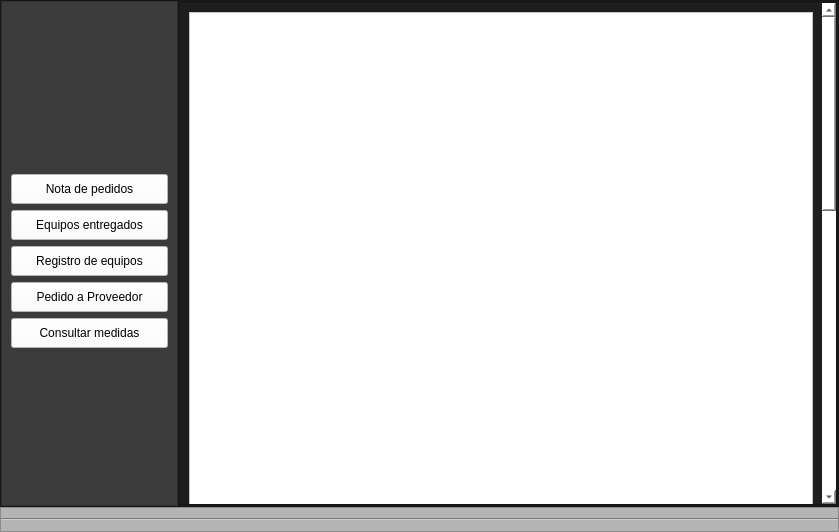
Old version of the form Interface/guimain.ui in the repository 0402038084/Orders-note-PramsoGUI.
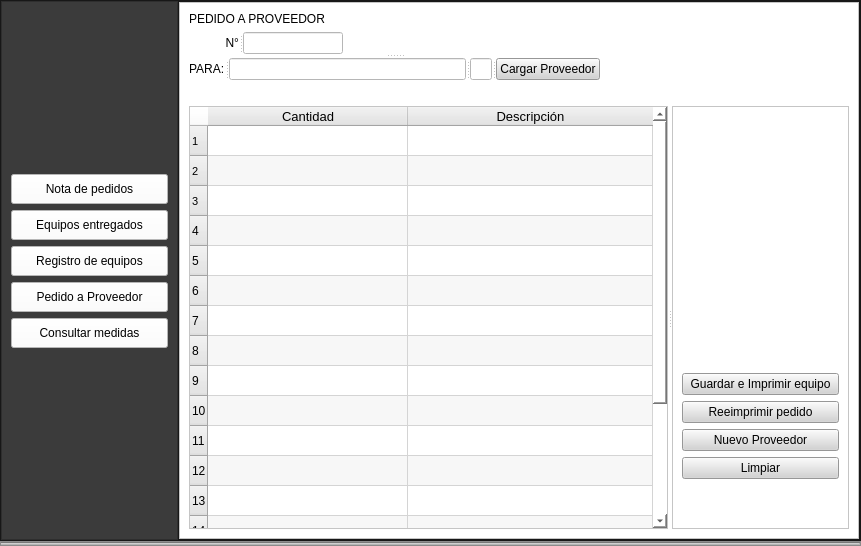
New version of the form. The open tabs and pages were chosen to show the change. Icons and pictures are not drawn.

Patch:
```diff
--- a/Interface/guimain.ui
+++ b/Interface/guimain.ui
@@ -6,8 +6,8 @@
    <rect>
     <x>0</x>
     <y>0</y>
-    <width>839</width>
-    <height>532</height>
+    <width>861</width>
+    <height>546</height>
    </rect>
   </property>
   <property name="minimumSize">
@@ -24,7 +24,7 @@
     <normaloff>Icons/pramso_1.ico</normaloff>Icons/pramso_1.ico</iconset>
   </property>
   <widget class="QWidget" name="framesprincipales">
-   <layout class="QVBoxLayout" name="verticalLayout" stretch="20,1">
+   <layout class="QVBoxLayout" name="verticalLayout" stretch="0,0">
     <property name="spacing">
      <number>0</number>
     </property>
@@ -992,46 +992,824 @@
                <number>0</number>
               </property>
               <item>
-               <widget class="QScrollArea" name="scrollArea">
+               <widget class="QFrame" name="frame">
                 <property name="styleSheet">
-                 <string notr="true">QScrollBar:vertical{
-background-color: rgb(255, 255, 255);
-}</string>
+                 <string notr="true">background-color: rgb(255, 255, 255);</string>
                 </property>
-                <property name="widgetResizable">
-                 <bool>true</bool>
+                <property name="frameShape">
+                 <enum>QFrame::StyledPanel</enum>
                 </property>
-                <widget class="QWidget" name="scrollAreaWidgetContents_2">
-                 <property name="geometry">
-                  <rect>
-                   <x>0</x>
-                   <y>0</y>
-                   <width>639</width>
-                   <height>1218</height>
-                  </rect>
-                 </property>
-                 <layout class="QHBoxLayout" name="horizontalLayout_3">
-                  <item>
-                   <widget class="QFrame" name="frame">
+                <property name="frameShadow">
+                 <enum>QFrame::Raised</enum>
+                </property>
+                <layout class="QVBoxLayout" name="verticalLayout_20">
+                 <item>
+                  <widget class="QLabel" name="label_6">
+                   <property name="maximumSize">
+                    <size>
+                     <width>16777215</width>
+                     <height>25</height>
+                    </size>
+                   </property>
+                   <property name="styleSheet">
+                    <string notr="true">font: 87 16pt &quot;Arial Black&quot;;
+color: rgb(0, 0, 0);</string>
+                   </property>
+                   <property name="text">
+                    <string>PEDIDO A PROVEEDOR</string>
+                   </property>
+                  </widget>
+                 </item>
+                 <item>
+                  <widget class="QSplitter" name="splitter_4">
+                   <property name="orientation">
+                    <enum>Qt::Vertical</enum>
+                   </property>
+                   <widget class="QSplitter" name="splitter">
+                    <property name="orientation">
+                     <enum>Qt::Horizontal</enum>
+                    </property>
+                    <widget class="QLabel" name="label_8">
+                     <property name="maximumSize">
+                      <size>
+                       <width>50</width>
+                       <height>25</height>
+                      </size>
+                     </property>
+                     <property name="styleSheet">
+                      <string notr="true">font: 87 11pt &quot;Arial Black&quot;;</string>
+                     </property>
+                     <property name="text">
+                      <string>N°</string>
+                     </property>
+                     <property name="alignment">
+                      <set>Qt::AlignRight|Qt::AlignTrailing|Qt::AlignVCenter</set>
+                     </property>
+                    </widget>
+                    <widget class="QLineEdit" name="n_prov">
+                     <property name="maximumSize">
+                      <size>
+                       <width>100</width>
+                       <height>25</height>
+                      </size>
+                     </property>
+                     <property name="styleSheet">
+                      <string notr="true">font: 11pt &quot;Arial&quot;;</string>
+                     </property>
+                     <property name="text">
+                      <string/>
+                     </property>
+                    </widget>
+                   </widget>
+                   <widget class="QSplitter" name="splitter_2">
+                    <property name="orientation">
+                     <enum>Qt::Horizontal</enum>
+                    </property>
+                    <widget class="QLabel" name="label_9">
+                     <property name="maximumSize">
+                      <size>
+                       <width>50</width>
+                       <height>25</height>
+                      </size>
+                     </property>
+                     <property name="styleSheet">
+                      <string notr="true">font: 87 11pt &quot;Arial Black&quot;;</string>
+                     </property>
+                     <property name="text">
+                      <string>PARA:</string>
+                     </property>
+                    </widget>
+                    <widget class="QLineEdit" name="lineEdit_3">
+                     <property name="minimumSize">
+                      <size>
+                       <width>237</width>
+                       <height>0</height>
+                      </size>
+                     </property>
+                     <property name="maximumSize">
+                      <size>
+                       <width>16777215</width>
+                       <height>25</height>
+                      </size>
+                     </property>
+                     <property name="styleSheet">
+                      <string notr="true">font: 11pt &quot;Arial&quot;;</string>
+                     </property>
+                     <property name="text">
+                      <string/>
+                     </property>
+                    </widget>
+                    <widget class="QLineEdit" name="id_prov">
+                     <property name="maximumSize">
+                      <size>
+                       <width>40</width>
+                       <height>16777215</height>
+                      </size>
+                     </property>
+                    </widget>
+                    <widget class="QPushButton" name="cargarproveedor">
+                     <property name="maximumSize">
+                      <size>
+                       <width>114</width>
+                       <height>25</height>
+                      </size>
+                     </property>
+                     <property name="styleSheet">
+                      <string notr="true">background-color: rgb(211, 211, 211);
+</string>
+                     </property>
+                     <property name="text">
+                      <string>Cargar Proveedor</string>
+                     </property>
+                    </widget>
+                   </widget>
+                  </widget>
+                 </item>
+                 <item>
+                  <spacer name="verticalSpacer_2">
+                   <property name="orientation">
+                    <enum>Qt::Vertical</enum>
+                   </property>
+                   <property name="sizeType">
+                    <enum>QSizePolicy::Fixed</enum>
+                   </property>
+                   <property name="sizeHint" stdset="0">
+                    <size>
+                     <width>196</width>
+                     <height>20</height>
+                    </size>
+                   </property>
+                  </spacer>
+                 </item>
+                 <item>
+                  <widget class="QSplitter" name="splitter_3">
+                   <property name="orientation">
+                    <enum>Qt::Horizontal</enum>
+                   </property>
+                   <widget class="QTableWidget" name="tableWidget">
                     <property name="minimumSize">
                      <size>
-                      <width>0</width>
-                      <height>1200</height>
+                      <width>441</width>
+                      <height>0</height>
+                     </size>
+                    </property>
+                    <property name="maximumSize">
+                     <size>
+                      <width>900</width>
+                      <height>16777215</height>
                      </size>
                     </property>
                     <property name="styleSheet">
-                     <string notr="true">background-color: rgb(255, 255, 255);</string>
+                     <string notr="true">QHeaderView::section {
+    background-color:rgb(230, 230, 230);
+}
+</string>
                     </property>
+                    <property name="verticalScrollBarPolicy">
+                     <enum>Qt::ScrollBarAsNeeded</enum>
+                    </property>
+                    <property name="horizontalScrollBarPolicy">
+                     <enum>Qt::ScrollBarAsNeeded</enum>
+                    </property>
+                    <property name="sizeAdjustPolicy">
+                     <enum>QAbstractScrollArea::AdjustToContentsOnFirstShow</enum>
+                    </property>
+                    <property name="autoScrollMargin">
+                     <number>16</number>
+                    </property>
+                    <property name="dragEnabled">
+                     <bool>false</bool>
+                    </property>
+                    <property name="alternatingRowColors">
+                     <bool>true</bool>
+                    </property>
+                    <property name="selectionMode">
+                     <enum>QAbstractItemView::NoSelection</enum>
+                    </property>
+                    <property name="showGrid">
+                     <bool>true</bool>
+                    </property>
+                    <property name="sortingEnabled">
+                     <bool>false</bool>
+                    </property>
+                    <property name="wordWrap">
+                     <bool>true</bool>
+                    </property>
+                    <property name="cornerButtonEnabled">
+                     <bool>true</bool>
+                    </property>
+                    <attribute name="horizontalHeaderVisible">
+                     <bool>true</bool>
+                    </attribute>
+                    <attribute name="horizontalHeaderCascadingSectionResizes">
+                     <bool>false</bool>
+                    </attribute>
+                    <attribute name="horizontalHeaderDefaultSectionSize">
+                     <number>200</number>
+                    </attribute>
+                    <attribute name="horizontalHeaderHighlightSections">
+                     <bool>true</bool>
+                    </attribute>
+                    <attribute name="horizontalHeaderShowSortIndicator" stdset="0">
+                     <bool>false</bool>
+                    </attribute>
+                    <attribute name="horizontalHeaderStretchLastSection">
+                     <bool>true</bool>
+                    </attribute>
+                    <attribute name="verticalHeaderVisible">
+                     <bool>true</bool>
+                    </attribute>
+                    <attribute name="verticalHeaderCascadingSectionResizes">
+                     <bool>false</bool>
+                    </attribute>
+                    <attribute name="verticalHeaderHighlightSections">
+                     <bool>true</bool>
+                    </attribute>
+                    <attribute name="verticalHeaderShowSortIndicator" stdset="0">
+                     <bool>false</bool>
+                    </attribute>
+                    <attribute name="verticalHeaderStretchLastSection">
+                     <bool>false</bool>
+                    </attribute>
+                    <row>
+                     <property name="text">
+                      <string>1</string>
+                     </property>
+                     <property name="font">
+                      <font>
+                       <pointsize>8</pointsize>
+                      </font>
+                     </property>
+                    </row>
+                    <row>
+                     <property name="text">
+                      <string>2</string>
+                     </property>
+                     <property name="font">
+                      <font>
+                       <pointsize>8</pointsize>
+                      </font>
+                     </property>
+                    </row>
+                    <row>
+                     <property name="text">
+                      <string>3</string>
+                     </property>
+                     <property name="font">
+                      <font>
+                       <pointsize>8</pointsize>
+                      </font>
+                     </property>
+                    </row>
+                    <row>
+                     <property name="text">
+                      <string>4</string>
+                     </property>
+                    </row>
+                    <row>
+                     <property name="text">
+                      <string>5</string>
+                     </property>
+                    </row>
+                    <row>
+                     <property name="text">
+                      <string>6</string>
+                     </property>
+                    </row>
+                    <row>
+                     <property name="text">
+                      <string>7</string>
+                     </property>
+                    </row>
+                    <row>
+                     <property name="text">
+                      <string>8</string>
+                     </property>
+                    </row>
+                    <row>
+                     <property name="text">
+                      <string>9</string>
+                     </property>
+                    </row>
+                    <row>
+                     <property name="text">
+                      <string>10</string>
+                     </property>
+                    </row>
+                    <row>
+                     <property name="text">
+                      <string>11</string>
+                     </property>
+                    </row>
+                    <row>
+                     <property name="text">
+                      <string>12</string>
+                     </property>
+                    </row>
+                    <row>
+                     <property name="text">
+                      <string>13</string>
+                     </property>
+                    </row>
+                    <row>
+                     <property name="text">
+                      <string>14</string>
+                     </property>
+                    </row>
+                    <row>
+                     <property name="text">
+                      <string>15</string>
+                     </property>
+                    </row>
+                    <row>
+                     <property name="text">
+                      <string>16</string>
+                     </property>
+                    </row>
+                    <row>
+                     <property name="text">
+                      <string>17</string>
+                     </property>
+                    </row>
+                    <row>
+                     <property name="text">
+                      <string>18</string>
+                     </property>
+                    </row>
+                    <column>
+                     <property name="text">
+                      <string>Cantidad</string>
+                     </property>
+                     <property name="font">
+                      <font>
+                       <pointsize>10</pointsize>
+                      </font>
+                     </property>
+                    </column>
+                    <column>
+                     <property name="text">
+                      <string>Descripción</string>
+                     </property>
+                     <property name="font">
+                      <font>
+                       <pointsize>10</pointsize>
+                      </font>
+                     </property>
+                    </column>
+                    <item row="0" column="0">
+                     <property name="text">
+                      <string/>
+                     </property>
+                     <property name="font">
+                      <font>
+                       <pointsize>11</pointsize>
+                      </font>
+                     </property>
+                    </item>
+                    <item row="0" column="1">
+                     <property name="text">
+                      <string/>
+                     </property>
+                     <property name="font">
+                      <font>
+                       <pointsize>11</pointsize>
+                      </font>
+                     </property>
+                    </item>
+                    <item row="1" column="0">
+                     <property name="text">
+                      <string/>
+                     </property>
+                     <property name="font">
+                      <font>
+                       <pointsize>11</pointsize>
+                      </font>
+                     </property>
+                    </item>
+                    <item row="1" column="1">
+                     <property name="text">
+                      <string/>
+                     </property>
+                     <property name="font">
+                      <font>
+                       <pointsize>11</pointsize>
+                      </font>
+                     </property>
+                    </item>
+                    <item row="2" column="0">
+                     <property name="text">
+                      <string/>
+                     </property>
+                     <property name="font">
+                      <font>
+                       <pointsize>11</pointsize>
+                      </font>
+                     </property>
+                    </item>
+                    <item row="2" column="1">
+                     <property name="text">
+                      <string/>
+                     </property>
+                     <property name="font">
+                      <font>
+                       <pointsize>11</pointsize>
+                      </font>
+                     </property>
+                    </item>
+                    <item row="3" column="0">
+                     <property name="text">
+                      <string/>
+                     </property>
+                     <property name="font">
+                      <font>
+                       <pointsize>11</pointsize>
+                      </font>
+                     </property>
+                    </item>
+                    <item row="3" column="1">
+                     <property name="text">
+                      <string/>
+                     </property>
+                     <property name="font">
+                      <font>
+                       <pointsize>11</pointsize>
+                      </font>
+                     </property>
+                    </item>
+                    <item row="4" column="0">
+                     <property name="text">
+                      <string/>
+                     </property>
+                     <property name="font">
+                      <font>
+                       <pointsize>11</pointsize>
+                      </font>
+                     </property>
+                    </item>
+                    <item row="4" column="1">
+                     <property name="text">
+                      <string/>
+                     </property>
+                     <property name="font">
+                      <font>
+                       <pointsize>11</pointsize>
+                      </font>
+                     </property>
+                    </item>
+                    <item row="5" column="0">
+                     <property name="text">
+                      <string/>
+                     </property>
+                     <property name="font">
+                      <font>
+                       <pointsize>11</pointsize>
+                      </font>
+                     </property>
+                    </item>
+                    <item row="5" column="1">
+                     <property name="text">
+                      <string/>
+                     </property>
+                     <property name="font">
+                      <font>
+                       <pointsize>11</pointsize>
+                      </font>
+                     </property>
+                    </item>
+                    <item row="6" column="0">
+                     <property name="text">
+                      <string/>
+                     </property>
+                     <property name="font">
+                      <font>
+                       <pointsize>11</pointsize>
+                      </font>
+                     </property>
+                    </item>
+                    <item row="6" column="1">
+                     <property name="text">
+                      <string/>
+                     </property>
+                     <property name="font">
+                      <font>
+                       <pointsize>11</pointsize>
+                      </font>
+                     </property>
+                    </item>
+                    <item row="7" column="0">
+                     <property name="text">
+                      <string/>
+                     </property>
+                     <property name="font">
+                      <font>
+                       <pointsize>11</pointsize>
+                      </font>
+                     </property>
+                    </item>
+                    <item row="7" column="1">
+                     <property name="text">
+                      <string/>
+                     </property>
+                     <property name="font">
+                      <font>
+                       <pointsize>11</pointsize>
+                      </font>
+                     </property>
+                    </item>
+                    <item row="8" column="0">
+                     <property name="text">
+                      <string/>
+                     </property>
+                     <property name="font">
+                      <font>
+                       <pointsize>11</pointsize>
+                      </font>
+                     </property>
+                    </item>
+                    <item row="8" column="1">
+                     <property name="text">
+                      <string/>
+                     </property>
+                     <property name="font">
+                      <font>
+                       <pointsize>11</pointsize>
+                      </font>
+                     </property>
+                    </item>
+                    <item row="9" column="0">
+                     <property name="text">
+                      <string/>
+                     </property>
+                     <property name="font">
+                      <font>
+                       <pointsize>11</pointsize>
+                      </font>
+                     </property>
+                    </item>
+                    <item row="9" column="1">
+                     <property name="text">
+                      <string/>
+                     </property>
+                     <property name="font">
+                      <font>
+                       <pointsize>11</pointsize>
+                      </font>
+                     </property>
+                    </item>
+                    <item row="10" column="0">
+                     <property name="text">
+                      <string/>
+                     </property>
+                     <property name="font">
+                      <font>
+                       <pointsize>11</pointsize>
+                      </font>
+                     </property>
+                    </item>
+                    <item row="10" column="1">
+                     <property name="text">
+                      <string/>
+                     </property>
+                     <property name="font">
+                      <font>
+                       <pointsize>11</pointsize>
+                      </font>
+                     </property>
+                    </item>
+                    <item row="11" column="0">
+                     <property name="text">
+                      <string/>
+                     </property>
+                     <property name="font">
+                      <font>
+                       <pointsize>11</pointsize>
+                      </font>
+                     </property>
+                    </item>
+                    <item row="11" column="1">
+                     <property name="text">
+                      <string/>
+                     </property>
+                     <property name="font">
+                      <font>
+                       <pointsize>11</pointsize>
+                      </font>
+                     </property>
+                    </item>
+                    <item row="12" column="0">
+                     <property name="text">
+                      <string/>
+                     </property>
+                     <property name="font">
+                      <font>
+                       <pointsize>11</pointsize>
+                      </font>
+                     </property>
+                    </item>
+                    <item row="12" column="1">
+                     <property name="text">
+                      <string/>
+                     </property>
+                     <property name="font">
+                      <font>
+                       <pointsize>11</pointsize>
+                      </font>
+                     </property>
+                    </item>
+                    <item row="13" column="0">
+                     <property name="text">
+                      <string/>
+                     </property>
+                     <property name="font">
+                      <font>
+                       <pointsize>11</pointsize>
+                      </font>
+                     </property>
+                    </item>
+                    <item row="13" column="1">
+                     <property name="text">
+                      <string/>
+                     </property>
+                     <property name="font">
+                      <font>
+                       <pointsize>11</pointsize>
+                      </font>
+                     </property>
+                    </item>
+                    <item row="14" column="0">
+                     <property name="text">
+                      <string/>
+                     </property>
+                     <property name="font">
+                      <font>
+                       <pointsize>11</pointsize>
+                      </font>
+                     </property>
+                    </item>
+                    <item row="14" column="1">
+                     <property name="text">
+                      <string/>
+                     </property>
+                     <property name="font">
+                      <font>
+                       <pointsize>11</pointsize>
+                      </font>
+                     </property>
+                    </item>
+                    <item row="15" column="0">
+                     <property name="text">
+                      <string/>
+                     </property>
+                     <property name="font">
+                      <font>
+                       <pointsize>11</pointsize>
+                      </font>
+                     </property>
+                    </item>
+                    <item row="15" column="1">
+                     <property name="text">
+                      <string/>
+                     </property>
+                     <property name="font">
+                      <font>
+                       <pointsize>11</pointsize>
+                      </font>
+                     </property>
+                    </item>
+                    <item row="16" column="0">
+                     <property name="text">
+                      <string/>
+                     </property>
+                     <property name="font">
+                      <font>
+                       <pointsize>11</pointsize>
+                      </font>
+                     </property>
+                    </item>
+                    <item row="16" column="1">
+                     <property name="text">
+                      <string/>
+                     </property>
+                     <property name="font">
+                      <font>
+                       <pointsize>11</pointsize>
+                      </font>
+                     </property>
+                    </item>
+                    <item row="17" column="0">
+                     <property name="text">
+                      <string/>
+                     </property>
+                     <property name="font">
+                      <font>
+                       <pointsize>11</pointsize>
+                      </font>
+                     </property>
+                    </item>
+                    <item row="17" column="1">
+                     <property name="text">
+                      <string/>
+                     </property>
+                     <property name="font">
+                      <font>
+                       <pointsize>11</pointsize>
+                      </font>
+                     </property>
+                    </item>
+                   </widget>
+                   <widget class="QFrame" name="frame_2">
                     <property name="frameShape">
                      <enum>QFrame::StyledPanel</enum>
                     </property>
                     <property name="frameShadow">
                      <enum>QFrame::Raised</enum>
                     </property>
+                    <layout class="QVBoxLayout" name="verticalLayout_21">
+                     <item>
+                      <spacer name="verticalSpacer_4">
+                       <property name="orientation">
+                        <enum>Qt::Vertical</enum>
+                       </property>
+                       <property name="sizeHint" stdset="0">
+                        <size>
+                         <width>20</width>
+                         <height>40</height>
+                        </size>
+                       </property>
+                      </spacer>
+                     </item>
+                     <item>
+                      <widget class="QPushButton" name="guardareimprimir">
+                       <property name="styleSheet">
+                        <string notr="true">background-color: rgb(211, 211, 211);
+
+</string>
+                       </property>
+                       <property name="text">
+                        <string>Guardar e Imprimir equipo</string>
+                       </property>
+                      </widget>
+                     </item>
+                     <item>
+                      <widget class="QPushButton" name="pushButton_4">
+                       <property name="styleSheet">
+                        <string notr="true">background-color: rgb(211, 211, 211);
+</string>
+                       </property>
+                       <property name="text">
+                        <string>Reeimprimir pedido</string>
+                       </property>
+                      </widget>
+                     </item>
+                     <item>
+                      <widget class="QPushButton" name="pushButton">
+                       <property name="styleSheet">
+                        <string notr="true">background-color: rgb(211, 211, 211);
+</string>
+                       </property>
+                       <property name="text">
+                        <string>Nuevo Proveedor</string>
+                       </property>
+                      </widget>
+                     </item>
+                     <item>
+                      <widget class="QPushButton" name="limpiarpedido">
+                       <property name="styleSheet">
+                        <string notr="true">background-color: rgb(211, 211, 211);
+
+</string>
+                       </property>
+                       <property name="text">
+                        <string>Limpiar</string>
+                       </property>
+                      </widget>
+                     </item>
+                     <item>
+                      <spacer name="verticalSpacer_3">
+                       <property name="orientation">
+                        <enum>Qt::Vertical</enum>
+                       </property>
+                       <property name="sizeType">
+                        <enum>QSizePolicy::Minimum</enum>
+                       </property>
+                       <property name="sizeHint" stdset="0">
+                        <size>
+                         <width>20</width>
+                         <height>40</height>
+                        </size>
+                       </property>
+                      </spacer>
+                     </item>
+                    </layout>
                    </widget>
-                  </item>
-                 </layout>
-                </widget>
+                  </widget>
+                 </item>
+                </layout>
+                <zorder>splitter_3</zorder>
+                <zorder>splitter_7</zorder>
+                <zorder>label_6</zorder>
+                <zorder>verticalSpacer_2</zorder>
+                <zorder>id_prov</zorder>
                </widget>
               </item>
              </layout>
```
Left out of the diff: 2 changed lines with no effect on the pictures.
